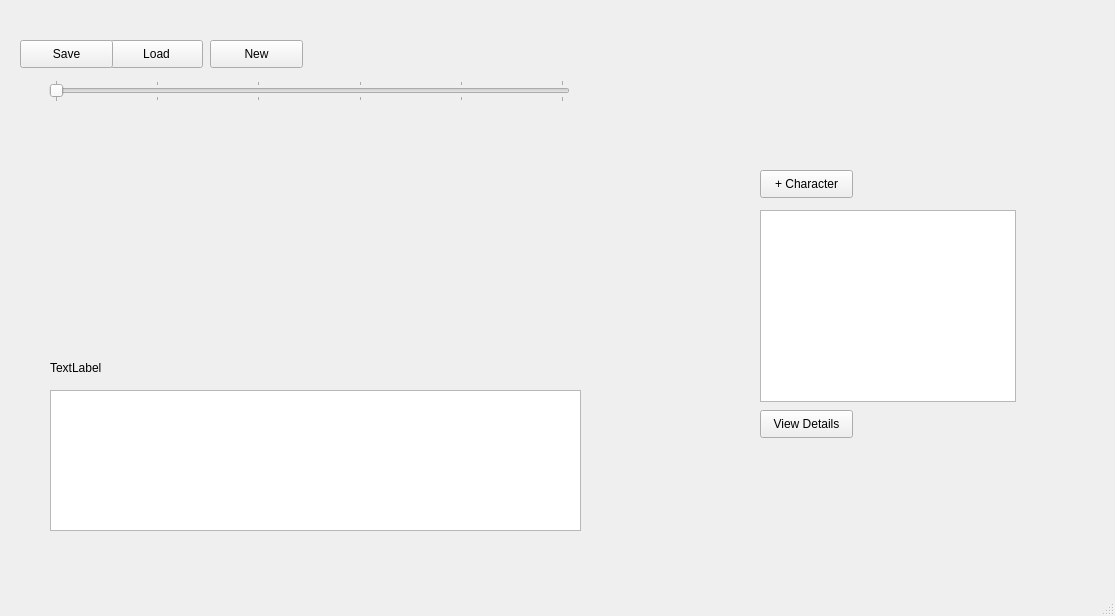
Zo-Bro/story_arc_grapher, file mainwindow.ui: the form before one commit.
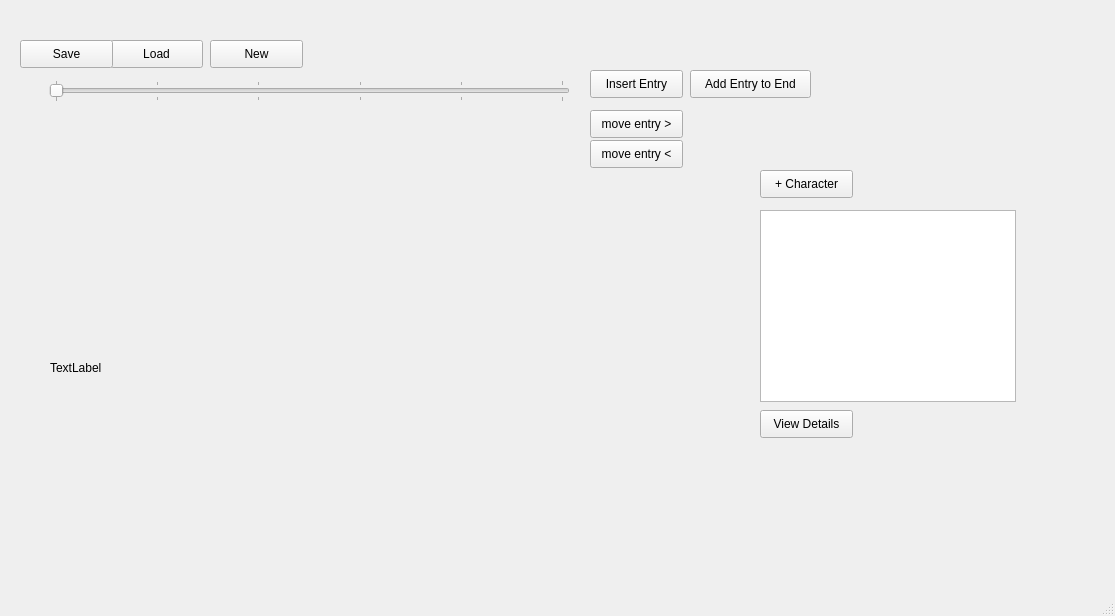
The form after the commit. Custom widgets are drawn as their Qt base class.

Commit message: Worked on character UI. Added an "edit char window" and am trying to keep the MVC system clean. Getting a little hairy. I need to focus on using get_data() from the model and set_data in the model. Maybe there is a better way I can do that.

Diff of the .ui file:
```diff
--- a/mainwindow.ui
+++ b/mainwindow.ui
@@ -63,16 +63,6 @@
      </rect>
     </property>
    </widget>
-   <widget class="QPlainTextEdit" name="sceneTextEdit">
-    <property name="geometry">
-     <rect>
-      <x>50</x>
-      <y>390</y>
-      <width>531</width>
-      <height>141</height>
-     </rect>
-    </property>
-   </widget>
    <widget class="QLabel" name="label">
     <property name="geometry">
      <rect>
@@ -157,6 +147,69 @@
      <number>1</number>
     </property>
    </widget>
+   <widget class="QPushButton" name="insertEntryBtn">
+    <property name="geometry">
+     <rect>
+      <x>590</x>
+      <y>70</y>
+      <width>93</width>
+      <height>28</height>
+     </rect>
+    </property>
+    <property name="text">
+     <string>Insert Entry</string>
+    </property>
+   </widget>
+   <widget class="QPushButton" name="moveEntryRightBtn">
+    <property name="geometry">
+     <rect>
+      <x>590</x>
+      <y>110</y>
+      <width>93</width>
+      <height>28</height>
+     </rect>
+    </property>
+    <property name="text">
+     <string>move entry &gt;</string>
+    </property>
+   </widget>
+   <widget class="QPushButton" name="moveEntryLeftBtn">
+    <property name="geometry">
+     <rect>
+      <x>590</x>
+      <y>140</y>
+      <width>93</width>
+      <height>28</height>
+     </rect>
+    </property>
+    <property name="text">
+     <string>move entry &lt;</string>
+    </property>
+   </widget>
+   <widget class="QWidget" name="verticalLayoutWidget">
+    <property name="geometry">
+     <rect>
+      <x>50</x>
+      <y>380</y>
+      <width>521</width>
+      <height>161</height>
+     </rect>
+    </property>
+    <layout class="QVBoxLayout" name="tabHolder"/>
+   </widget>
+   <widget class="QPushButton" name="addEntryBtn">
+    <property name="geometry">
+     <rect>
+      <x>690</x>
+      <y>70</y>
+      <width>121</width>
+      <height>28</height>
+     </rect>
+    </property>
+    <property name="text">
+     <string>Add Entry to End</string>
+    </property>
+   </widget>
   </widget>
   <widget class="QMenuBar" name="menubar">
    <property name="geometry">
```
The commit also changes 7 other files.
